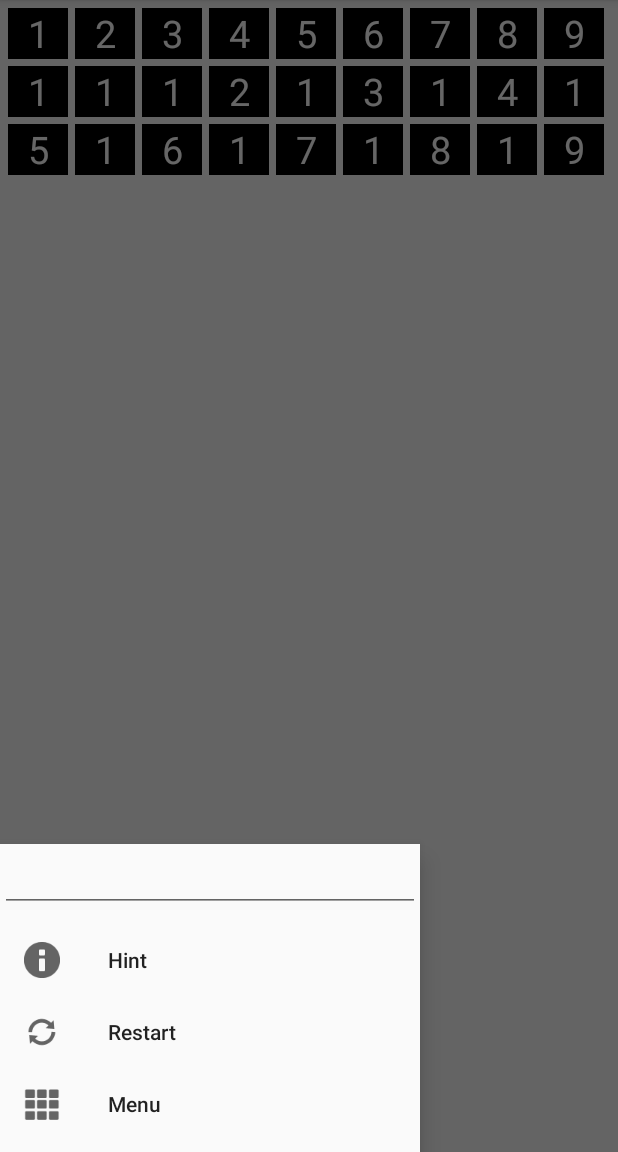
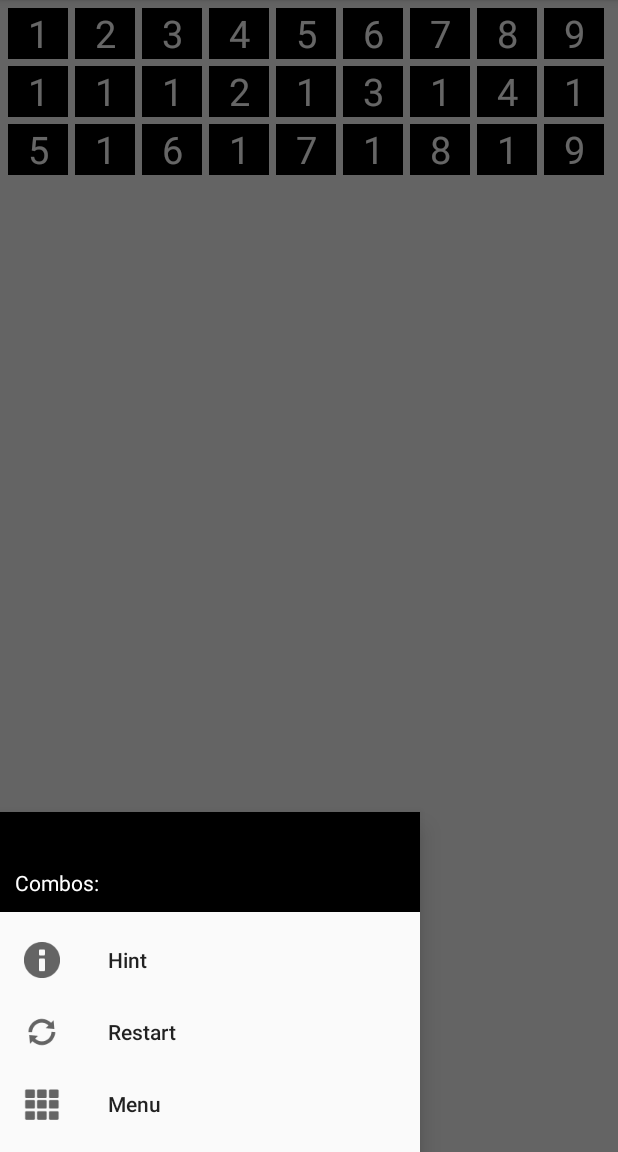
Before and after one commit to FallenRiteMonk/ludus, an Android app: the GameActivity screen opened directly, with no data from a screen before it, with the side drawer open, on a phone screen of 412 x 824 dp, the part 84-1236 px from its top. Run offline under Robolectric (Android 15) with nearby library versions, the light colour scheme and no system bars; 1 statement that could not run was skipped.

Commit message:
display combos in drawer header

```diff
--- a/app/build.gradle
+++ b/app/build.gradle
@@ -35,8 +35,7 @@ android {
         // and abort the build (controlled by abortOnError above) if fatal issues are found
         checkReleaseBuilds true
 
-        // UnusedResources ignored temporarily for translation reasons
-        ignore 'AllowBackup', 'RtlEnabled'
+        ignore 'AllowBackup', 'UnusedResources', 'RtlEnabled', 'Overdraw'
     }
 }
 
--- a/app/src/main/java/com/fallenritemonk/numbers/game/GameActivity.java
+++ b/app/src/main/java/com/fallenritemonk/numbers/game/GameActivity.java
@@ -9,6 +9,7 @@ import android.support.v4.view.GravityCompat;
 import android.support.v4.widget.DrawerLayout;
 import android.support.v7.app.AlertDialog;
 import android.support.v7.app.AppCompatActivity;
+import android.util.Log;
 import android.view.MenuItem;
 import android.view.View;
 import android.widget.AdapterView;
@@ -37,8 +38,9 @@ public class GameActivity extends AppCompatActivity {
         final DrawerLayout drawerLayout = (DrawerLayout) findViewById(R.id.game_drawer_layout);
         NavigationView navigationView = (NavigationView) findViewById(R.id.game_menu_drawer);
         TextView headerGameMode = (TextView) findViewById(R.id.header_game_mode);
+        TextView headerCombos = (TextView) findViewById(R.id.header_combos);
 
-        gameField = new GameField(this, addFieldsButton, gameMode, resume);
+        gameField = new GameField(this, addFieldsButton, headerCombos, gameMode, resume);
         gameFieldView.setAdapter(gameField);
 
         gameFieldView.setOnItemClickListener(new AdapterView.OnItemClickListener() {
--- a/app/src/main/java/com/fallenritemonk/numbers/game/GameField.java
+++ b/app/src/main/java/com/fallenritemonk/numbers/game/GameField.java
@@ -23,6 +23,7 @@ import java.util.Random;
 class GameField extends BaseAdapter {
     private final Context context;
     private final FloatingActionButton addFieldsButton;
+    private final TextView headerCombos;
     private final GameModeEnum gameMode;
     private final DatabaseHelper dbHelper;
 
@@ -32,9 +33,10 @@ class GameField extends BaseAdapter {
     private int hint;
     private int stateOrder;
 
-    public GameField(Context context, FloatingActionButton addFieldsButton, GameModeEnum gameMode, Boolean resume) {
+    public GameField(Context context, FloatingActionButton addFieldsButton, TextView headerCombos, GameModeEnum gameMode, Boolean resume) {
         this.context = context;
         this.addFieldsButton = addFieldsButton;
+        this.headerCombos = headerCombos;
         this.gameMode = gameMode;
 
         dbHelper = DatabaseHelper.getInstance(context);
@@ -253,6 +255,7 @@ class GameField extends BaseAdapter {
 
     private void saveState() {
         dbHelper.saveState(++stateOrder, fieldsToString());
+        headerCombos.setText(String.valueOf(stateOrder));
     }
 
     @Override
--- a/app/src/main/res/layout/game_drawer_header.xml
+++ b/app/src/main/res/layout/game_drawer_header.xml
@@ -3,11 +3,37 @@
     xmlns:android="http://schemas.android.com/apk/res/android"
     android:orientation="vertical"
     android:layout_width="match_parent"
-    android:layout_height="match_parent" >
+    android:layout_height="match_parent"
+    android:background="@android:color/black"
+    android:padding="10dp" >
 
-    <EditText
+    <TextView
         android:id="@+id/header_game_mode"
         android:layout_width="match_parent"
         android:layout_height="wrap_content"
-        android:inputType="none" />
+        android:inputType="none"
+        android:textSize="20sp"
+        android:textStyle="bold"
+        android:textIsSelectable="true" />
+
+    <LinearLayout
+        android:orientation="horizontal"
+        android:layout_width="match_parent"
+        android:layout_height="wrap_content"
+        android:layout_gravity="center_horizontal">
+
+        <TextView
+            android:layout_width="wrap_content"
+            android:layout_height="wrap_content"
+            android:text="@string/combos"
+            android:inputType="none"
+            android:textIsSelectable="true" />
+        <TextView
+            android:id="@+id/header_combos"
+            android:layout_width="match_parent"
+            android:layout_height="wrap_content"
+            android:gravity="end"
+            android:inputType="none"
+            android:textIsSelectable="true" />
+    </LinearLayout>
 </LinearLayout>
--- a/app/src/main/res/values/strings.xml
+++ b/app/src/main/res/values/strings.xml
@@ -20,7 +20,7 @@
     <string name="restart">Restart</string>
     <string name="cancel">Cancel</string>
     <string name="statistics_title">Game Statistics</string>
-    <string name="combos">Combos</string>
+    <string name="combos">Combos:</string>
     <string name="guide">Tutorial</string>
     <string name="guide_title">How to play</string>
     <string name="guide_combine_1">Combine same or fields with sum 10&#8230;</string>
```
Also changed, not shown: 2 other files.
